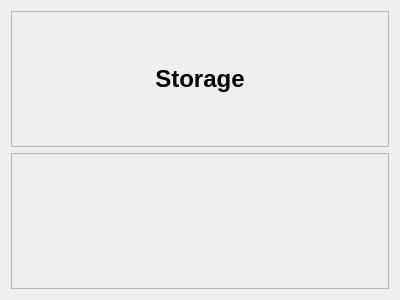
Above: src/forms/StorageWidget.ui from fabiolorenzi/food_organizer_frontend before the change. Below: the same form after it.
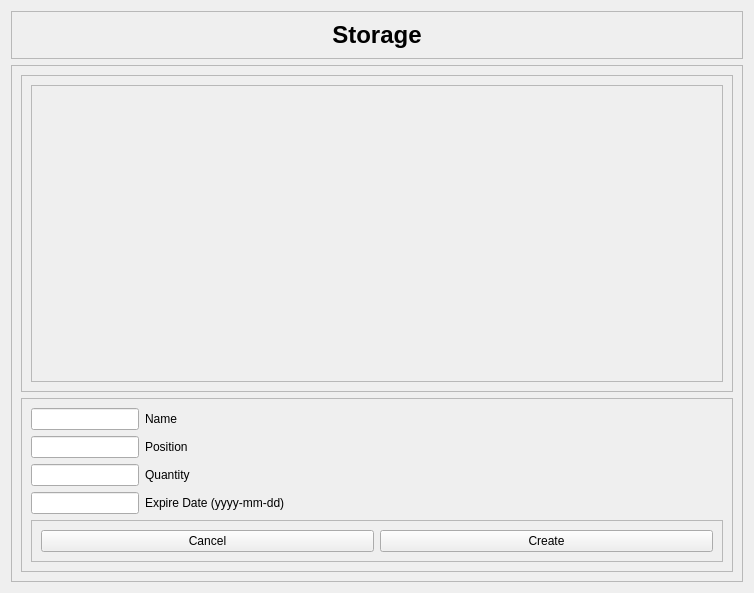
That is the form after the change.

Commit message: developed storage widget

```diff
--- a/src/forms/StorageWidget.ui
+++ b/src/forms/StorageWidget.ui
@@ -6,8 +6,8 @@
    <rect>
     <x>0</x>
     <y>0</y>
-    <width>400</width>
-    <height>300</height>
+                <width>754</width>
+                <height>593</height>
    </rect>
   </property>
   <property name="windowTitle">
@@ -51,10 +51,156 @@
      <property name="frameShadow">
       <enum>QFrame::Raised</enum>
      </property>
-    </widget>
+                    <layout class="QGridLayout" name="gridLayout_5">
+                        <item row="0" column="0">
+                            <widget class="QFrame" name="ListFrame">
+                                <property name="frameShape">
+                                    <enum>QFrame::StyledPanel</enum>
+                                </property>
+                                <property name="frameShadow">
+                                    <enum>QFrame::Raised</enum>
+                                </property>
+                                <layout class="QGridLayout" name="gridLayout_3">
+                                    <item row="0" column="0">
+                                        <widget class="QScrollArea" name="scrollArea">
+                                            <property name="widgetResizable">
+                                                <bool>true</bool>
+                                            </property>
+                                            <widget class="QWidget" name="ListFrameLine">
+                                                <property name="geometry">
+                                                    <rect>
+                                                        <x>0</x>
+                                                        <y>0</y>
+                                                        <width>694</width>
+                                                        <height>282</height>
+                                                    </rect>
+                                                </property>
+                                            </widget>
+                                        </widget>
    </item>
   </layout>
  </widget>
- <resources/>
- <connections/>
+                        </item>
+                        <item row="1" column="0">
+                            <widget class="QFrame" name="InputsFrame">
+                                <property name="frameShape">
+                                    <enum>QFrame::StyledPanel</enum>
+                                </property>
+                                <property name="frameShadow">
+                                    <enum>QFrame::Raised</enum>
+                                </property>
+                                <layout class="QGridLayout" name="gridLayout_4">
+                                    <item row="0" column="0">
+                                        <layout class="QFormLayout" name="Inputs">
+                                            <item row="0" column="0">
+                                                <widget class="QLineEdit" name="NameInput" />
+                                            </item>
+                                            <item row="0" column="1">
+                                                <widget class="QLabel" name="NameLabel">
+                                                    <property name="text">
+                                                        <string>Name</string>
+                                                    </property>
+                                                </widget>
+                                            </item>
+                                            <item row="1" column="1">
+                                                <widget class="QLabel" name="PositionLabel">
+                                                    <property name="text">
+                                                        <string>Position</string>
+                                                    </property>
+                                                </widget>
+                                            </item>
+                                            <item row="2" column="0">
+                                                <widget class="QLineEdit" name="QuantityInput" />
+                                            </item>
+                                            <item row="2" column="1">
+                                                <widget class="QLabel" name="QuantityLabel">
+                                                    <property name="text">
+                                                        <string>Quantity</string>
+                                                    </property>
+                                                </widget>
+                                            </item>
+                                            <item row="3" column="0">
+                                                <widget class="QLineEdit" name="ExpireDateInput" />
+                                            </item>
+                                            <item row="3" column="1">
+                                                <widget class="QLabel" name="ExpireDateLabel">
+                                                    <property name="text">
+                                                        <string>Expire Date (yyyy-mm-dd)</string>
+                                                    </property>
+                                                </widget>
+                                            </item>
+                                            <item row="1" column="0">
+                                                <widget class="QLineEdit" name="PositionInput" />
+                                            </item>
+                                        </layout>
+                                    </item>
+                                    <item row="1" column="0">
+                                        <widget class="QFrame" name="InputsButtonsLine">
+                                            <property name="frameShape">
+                                                <enum>QFrame::StyledPanel</enum>
+                                            </property>
+                                            <property name="frameShadow">
+                                                <enum>QFrame::Raised</enum>
+                                            </property>
+                                            <layout class="QHBoxLayout" name="horizontalLayout_2">
+                                                <item>
+                                                    <widget class="QPushButton" name="CancelButton">
+                                                        <property name="text">
+                                                            <string>Cancel</string>
+                                                        </property>
+                                                    </widget>
+                                                </item>
+                                                <item>
+                                                    <widget class="QPushButton" name="CreateButton">
+                                                        <property name="text">
+                                                            <string>Create</string>
+                                                        </property>
+                                                    </widget>
+                                                </item>
+                                            </layout>
+                                        </widget>
+                                    </item>
+                                </layout>
+                            </widget>
+                        </item>
+                    </layout>
+                </widget>
+            </item>
+        </layout>
+    </widget>
+    <resources />
+    <connections>
+        <connection>
+            <sender>CancelButton</sender>
+            <signal>clicked()</signal>
+            <receiver>StorageWidget</receiver>
+            <slot>CancelButtonClicked()</slot>
+            <hints>
+                <hint type="sourcelabel">
+                    <x>206</x>
+                    <y>541</y>
+                </hint>
+                <hint type="destinationlabel">
+                    <x>376</x>
+                    <y>296</y>
+                </hint>
+            </hints>
+        </connection>
+        <connection>
+            <sender>CreateButton</sender>
+            <signal>clicked()</signal>
+            <receiver>StorageWidget</receiver>
+            <slot>CreateButtonClicked()</slot>
+            <hints>
+                <hint type="sourcelabel">
+                    <x>547</x>
+                    <y>541</y>
+                </hint>
+                <hint type="destinationlabel">
+                    <x>376</x>
+                    <y>296</y>
+                </hint>
+            </hints>
+        </connection>
+    </connections>
 </ui>
```
Lines whose indentation alone changed are shown as unchanged. The commit also changes 4 other files.
